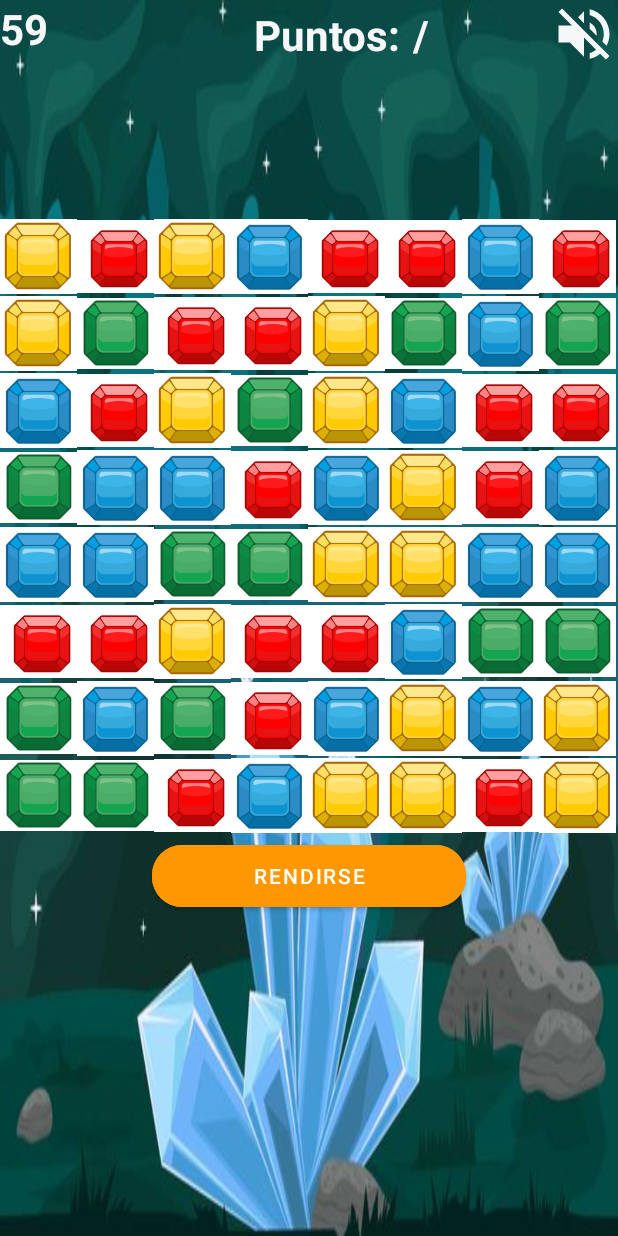
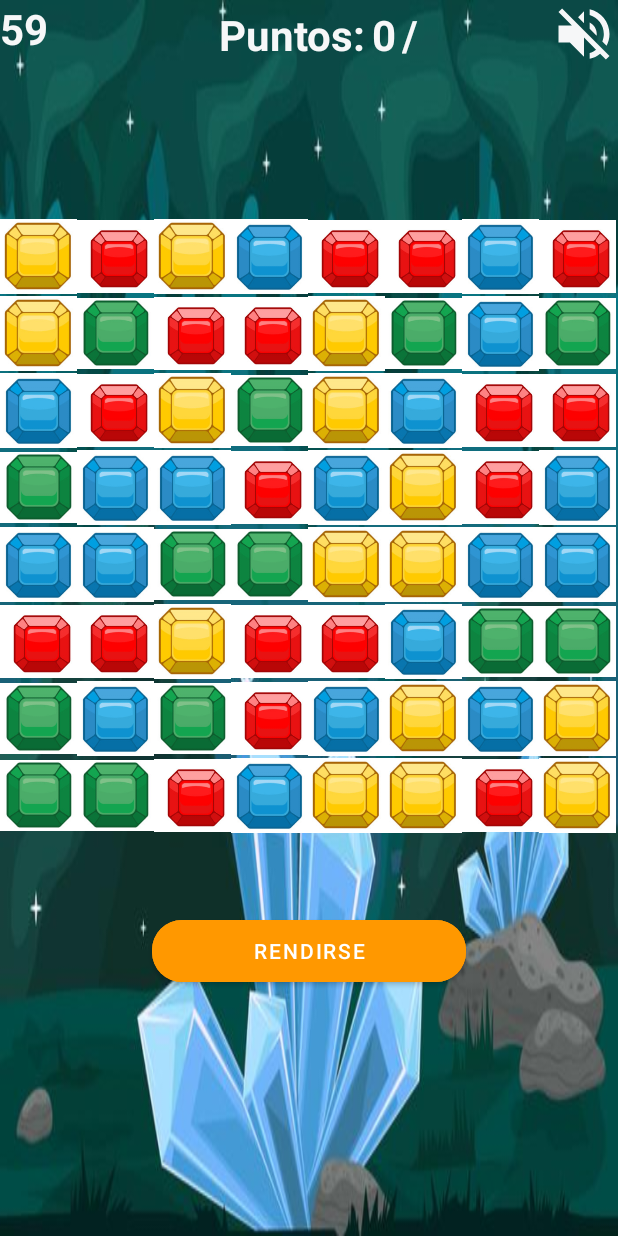
Before and after one commit to ekaitxu/GemCrush, an Android app: the JuegoActivity screen opened directly, with no data from a screen before it, on a phone screen of 412 x 824 dp. Run offline under Robolectric (Android 15) with nearby library versions, the phone set to English and light mode, and no system bars.

Commit message:
Retoques hechos

```diff
--- a/app/src/main/java/com/proyecto/gemcrush/JuegoActivity.java
+++ b/app/src/main/java/com/proyecto/gemcrush/JuegoActivity.java
@@ -101,7 +101,12 @@ public class JuegoActivity extends AppCompatActivity implements View.OnClickList
                     @SuppressLint("SetTextI18n")
                     public void onTick(long millisUntilFinished) {
                         int restante= ((int)millisUntilFinished)/1000;
-                        contador.setText(Integer.toString(restante));
+                        if (restante<10){
+                            contador.setText("0"+restante);
+                        }else{
+                            contador.setText(Integer.toString(restante));
+                        }
+
                     }
 
                     public void onFinish() {
--- a/app/src/main/res/layout/activity_juego.xml
+++ b/app/src/main/res/layout/activity_juego.xml
@@ -35,7 +35,7 @@
         <LinearLayout
             android:layout_width="wrap_content"
             android:layout_height="wrap_content"
-            android:layout_marginStart="60dp"
+            android:layout_marginStart="30dp"
             android:orientation="horizontal"
             app:layout_constraintBottom_toBottomOf="parent"
             app:layout_constraintEnd_toStartOf="@+id/btnAudio"
@@ -58,7 +58,7 @@
                 android:layout_width="wrap_content"
                 android:layout_height="wrap_content"
                 android:layout_marginStart="4dp"
-                android:text=""
+                android:text="@string/puntos"
                 android:textColor="@color/blanco_roto"
                 android:textSize="28sp"
                 android:textStyle="bold"
@@ -127,6 +127,7 @@
         android:text="@string/rendirse"
         app:cornerRadius="20dp"
         style="@style/Button"
+        android:layout_marginTop="50sp"
         app:layout_constraintBottom_toBottomOf="parent"
         app:layout_constraintEnd_toEndOf="parent"
         app:layout_constraintHorizontal_bias="0.747"
--- a/app/src/main/res/values/strings.xml
+++ b/app/src/main/res/values/strings.xml
@@ -45,6 +45,7 @@
     <string name="arkaitz_garcia">Arkaitz Garcia</string>
     <string name="ekaitz_mart_n">Ekaitz Martín</string>
     <string name="eduardo_cama_ez">Eduardo Camañez</string>
+    <string name="puntos">0</string>
     <!--endregion-->
 
 </resources>
```
Also changed, not shown: 2 other files.
